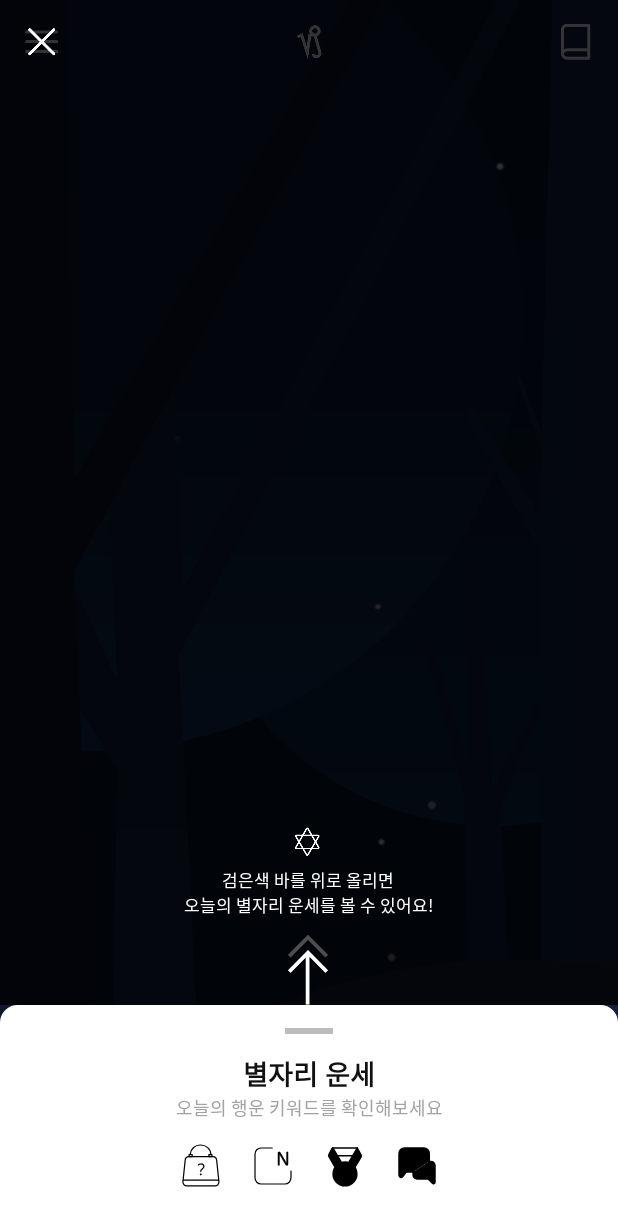
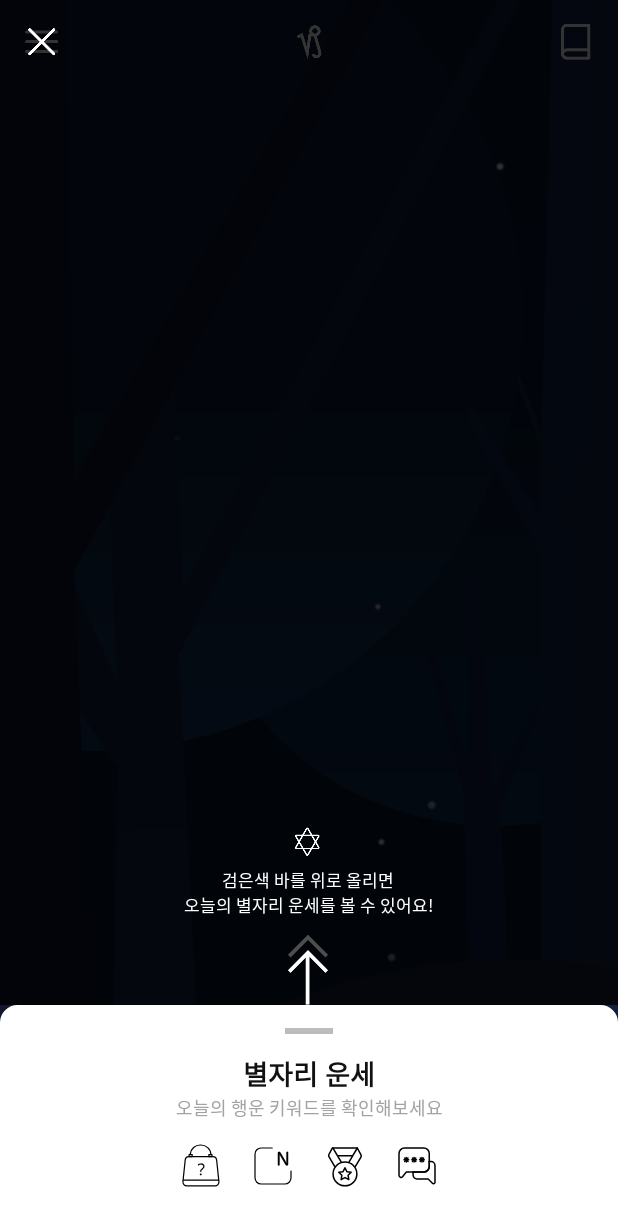
Before and after one commit to mash-up-kr/Constellation-Diary-AOS, an Android app: the MainActivity screen opened directly, with no data from a screen before it, on a phone screen of 412 x 824 dp. Shown: the top 1226 px of the screen. Run offline under Robolectric (Android 15) with nearby library versions, the phone set to English and light mode, and no system bars; our stand-ins replace RxJava, Timber, data binding; network calls fail; 4 statements that could not run were skipped.

Commit message:
별자리 일부 벡터 이미지 수정

```diff
--- a/app/src/main/res/drawable/ic_icon_sports.xml
+++ b/app/src/main/res/drawable/ic_icon_sports.xml
@@ -4,14 +4,14 @@
     android:viewportWidth="32"
     android:viewportHeight="32">
     <path
-        android:fillColor="#FF000000"
+        android:fillColor="#00FFFFFF"
         android:pathData="M8.053,21.3079a7.923,7.925 0,1 0,15.846 0a7.923,7.925 0,1 0,-15.846 0z"
         android:strokeWidth="1"
-        android:strokeColor="#000"
+        android:strokeColor="#000000"
         android:strokeLineCap="round"
         android:strokeLineJoin="round" />
     <path
-        android:fillColor="#FF000000"
+        android:fillColor="#00FFF9F9"
         android:pathData="M15.976,17.1869l1.279,2.592 2.861,0.416 -2.07,2.018 0.489,2.849 -2.559,-1.345 -2.559,1.345 0.489,-2.849 -2.07,-2.018 2.861,-0.416z"
         android:strokeWidth="1"
         android:strokeColor="#000"
@@ -21,25 +21,25 @@
         android:fillColor="#FF000000"
         android:pathData="M11.133,9.2169L20.816,9.2169"
         android:strokeWidth="1"
-        android:strokeColor="#000"
+        android:strokeColor="#000000"
         android:strokeLineCap="round"
         android:strokeLineJoin="round" />
     <path
-        android:fillColor="#FF000000"
+        android:fillColor="#020000"
         android:pathData="M24.205,4.0009L7.747,4.0009"
         android:strokeWidth="1"
-        android:strokeColor="#000"
+        android:strokeColor="#000000"
         android:strokeLineCap="round"
         android:strokeLineJoin="round" />
     <path
-        android:fillColor="#FF000000"
+        android:fillColor="#00FFFFFF"
         android:pathData="M13.409,13.2429l-2.56,-4.3 -2.861,-4.81a0.268,0.268 0,0 0,-0.466 0.01l-2.253,4.2a1.422,1.422 0,0 0,0.029 1.4l3.9,6.6"
         android:strokeWidth="1"
         android:strokeColor="#000"
         android:strokeLineCap="round"
         android:strokeLineJoin="round" />
     <path
-        android:fillColor="#FF000000"
+        android:fillColor="#00FFFFFF"
         android:pathData="M18.55,13.506l2.552,-4.289 3.1,-5.217 2.472,4.61a1.445,1.445 0,0 1,-0.03 1.417l-3.8,6.418"
         android:strokeWidth="1"
         android:strokeColor="#000"
--- a/app/src/main/res/drawable/ic_icon_words.xml
+++ b/app/src/main/res/drawable/ic_icon_words.xml
@@ -4,21 +4,21 @@
     android:viewportWidth="32"
     android:viewportHeight="32">
     <path
-        android:fillColor="#FF000000"
+        android:fillColor="#00000000"
         android:pathData="M24.174,13.075v-5.375a3.7,3.7 0,0 0,-3.7 -3.7L7.701,4a3.7,3.7 0,0 0,-3.7 3.7v14.5a1.392,1.392 0,0 0,2.377 0.984l2.492,-3.188h4.522"
         android:strokeWidth="1"
         android:strokeColor="#000"
         android:strokeLineCap="round"
         android:strokeLineJoin="round" />
     <path
-        android:fillColor="#FF000000"
+        android:fillColor="#00000000"
         android:pathData="M25.32,13.075h-1.146v3.222a3.7,3.7 0,0 1,-3.7 3.7h-7.083v1.982a2.68,2.68 0,0 0,2.68 2.681h7.39l2.813,2.812a1.008,1.008 0,0 0,1.721 -0.713L27.995,15.757a2.68,2.68 0,0 0,-2.675 -2.682z"
         android:strokeWidth="1"
         android:strokeColor="#000"
         android:strokeLineCap="round"
         android:strokeLineJoin="round" />
     <path
-        android:fillColor="#FF000000"
+        android:fillColor="#00000000"
         android:pathData="M13.391,19.999h7.082a3.7,3.7 0,0 0,3.7 -3.7v-3.222"
         android:strokeWidth="1"
         android:strokeColor="#000"
@@ -95,7 +95,7 @@
         android:strokeLineCap="round"
         android:strokeLineJoin="round" />
     <path
-        android:fillColor="#FF000000"
+        android:fillColor="#00000000"
         android:pathData="M18.185,12.934L20.391,10.728"
         android:strokeWidth="1"
         android:strokeColor="#000"
```
